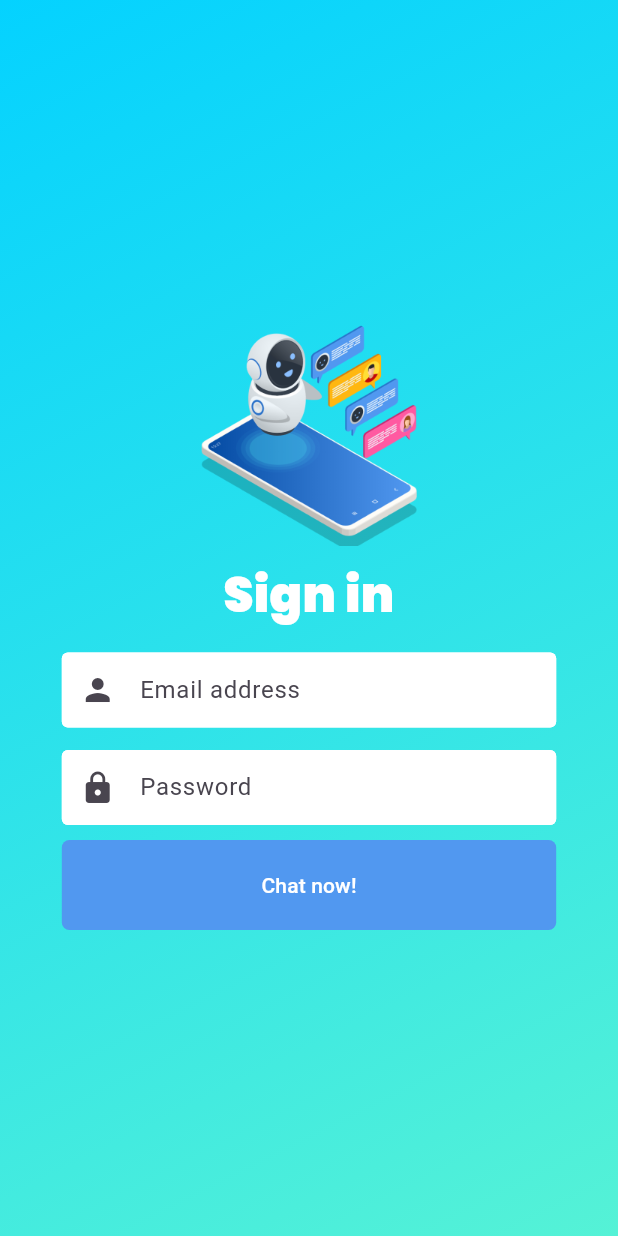
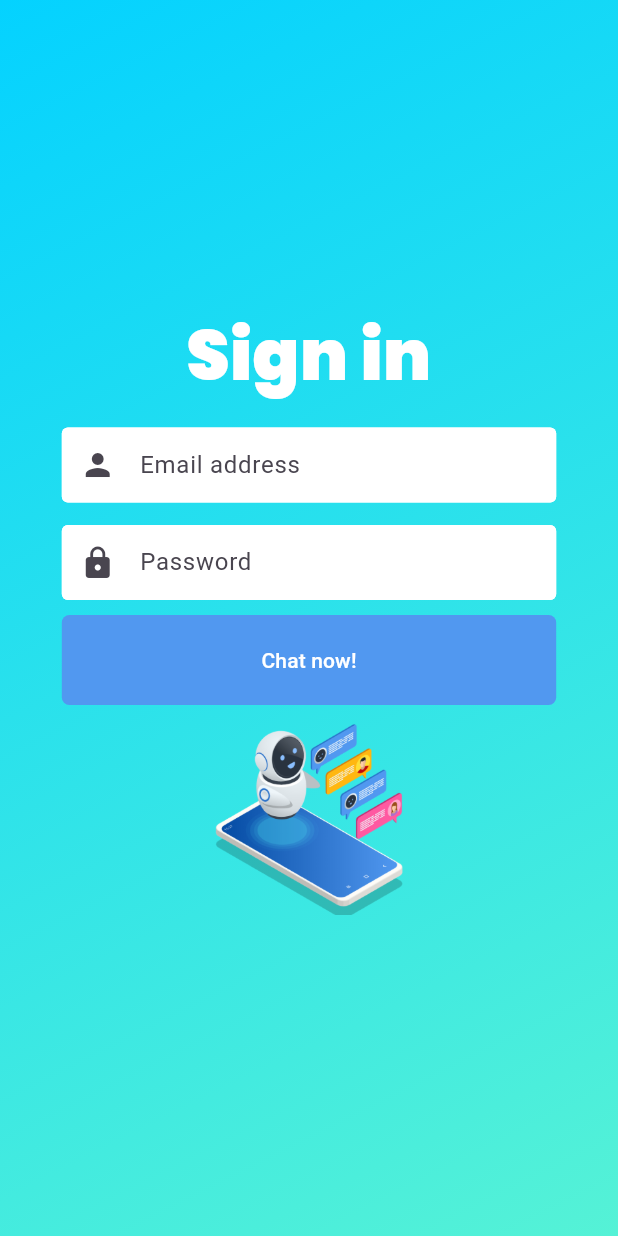
Before and after one commit to Isagani-lapira/chat_app, a Flutter app: the screen it shows after launch, after a tap on "Chat now!", on a phone screen of 412 x 824 dp. Run offline on Flutter 3.47's test engine with Material 3 defaults, Android fonts, the phone set to English and light mode, and no system bars; our stand-ins replace animated_text_kit, rive.

Commit message:
Add: animation to text title and bring back the riv animation

```diff
--- a/chat_app/lib/screen/login_screen.dart
+++ b/chat_app/lib/screen/login_screen.dart
@@ -3,6 +3,7 @@ import 'package:chat_app/widgets/chatnow_button.dart';
 import 'package:chat_app/widgets/logo_widget.dart';
 import 'package:chat_app/widgets/textfield.dart';
 import 'package:flutter/material.dart';
+import 'package:rive/rive.dart';
 
 class LoginScreen extends StatefulWidget {
   static const String id = 'login_screen';
@@ -24,10 +25,6 @@ class _LoginScreenState extends State<LoginScreen> {
         child: Column(
           mainAxisAlignment: MainAxisAlignment.center,
           children: [
-            const Hero(
-              tag: 'Chat_logo',
-              child: ChatLogo(logoSize: 150.0),
-            ),
             const Text(
               'Sign in',
               style: kTitleStyle,
@@ -48,6 +45,13 @@ class _LoginScreenState extends State<LoginScreen> {
               width: MediaQuery.of(context).size.width * 0.8,
               child: ChatNowButton(pressed: () {}),
             ),
+            const SizedBox(
+              height: 150.0,
+              child: Hero(
+                tag: 'Chat_logo',
+                child: ChatLogo(logoSize: 100),
+              ),
+            ),
           ],
         ),
       ),
--- a/chat_app/lib/screen/welcome_screen.dart
+++ b/chat_app/lib/screen/welcome_screen.dart
@@ -5,7 +5,7 @@ import 'package:chat_app/utilities/const.dart';
 import 'package:chat_app/widgets/chatnow_button.dart';
 import 'package:chat_app/widgets/logo_widget.dart';
 import 'package:flutter/material.dart';
-import 'package:flutter/scheduler.dart';
+import 'package:animated_text_kit/animated_text_kit.dart';
 import 'package:flutter/services.dart';
 import 'package:rive/rive.dart';
 
@@ -22,17 +22,18 @@ class _WelcomeScreenState extends State<WelcomeScreen>
   late bool isBuildCompleted = false;
   late AnimationController _controller;
   late Animation _animation;
+  late Future<void> _future;
+  late bool _isButtonVisible = false;
   @override
   void initState() {
     super.initState();
 
+    _future = loadAnimation();
     animationBackground();
-    //change the riv into image
-    Timer(const Duration(seconds: 4), () {
-      setState(() {
-        isBuildCompleted = true;
-      });
-    });
+  }
+
+  Future<void> loadAnimation() async {
+    await Future.delayed(const Duration(seconds: 6));
   }
 
   void animationBackground() {
@@ -44,6 +45,14 @@ class _WelcomeScreenState extends State<WelcomeScreen>
       parent: _controller,
       curve: Curves.easeInQuart,
     );
+
+    _animation.addStatusListener((status) {
+      if (status == AnimationStatus.completed) {
+        setState(() {
+          _isButtonVisible = true;
+        }); //show button
+      }
+    });
     _controller.forward();
     _controller.addListener(() {
       setState(() {});
@@ -74,22 +83,37 @@ class _WelcomeScreenState extends State<WelcomeScreen>
               children: [
                 SizedBox(
                   height: 350,
-                  child: (isBuildCompleted == false)
-                      ? const RiveAnimation.asset('assets/animated_chatbot.riv')
-                      : const Hero(
-                          tag: 'Chat_logo',
-                          child: ChatLogo(logoSize: 350.0),
-                        ),
+                  child: FutureBuilder(
+                    future: _future,
+                    builder: ((context, snapshot) {
+                      if (snapshot.connectionState == ConnectionState.waiting) {
+                        return const RiveAnimation.asset(
+                            'assets/animated_chatbot.riv');
+                      }
+                      return const Hero(
+                        tag: 'Chat_logo',
+                        child: ChatLogo(logoSize: 250),
+                      );
+                    }),
+                  ),
                 ),
-                const Text(
-                  'ChatRoom!',
+                DefaultTextStyle(
                   style: kTitleStyle,
                   textAlign: TextAlign.center,
+                  child: AnimatedTextKit(
+                    animatedTexts: [
+                      ScaleAnimatedText('CHAT ROOM!'),
+                    ],
+                    repeatForever: true,
+                  ),
                 ),
               ],
             ),
-            ChatNowButton(
-              pressed: () => Navigator.pushNamed(context, LoginScreen.id),
+            Visibility(
+              visible: _isButtonVisible,
+              child: ChatNowButton(
+                pressed: () => Navigator.pushNamed(context, LoginScreen.id),
+              ),
             )
           ],
         ),
--- a/chat_app/lib/utilities/const.dart
+++ b/chat_app/lib/utilities/const.dart
@@ -13,7 +13,7 @@ LinearGradient kLinearGradient({double opacity = 1.0}) {
 
 const TextStyle kTitleStyle = TextStyle(
   fontFamily: 'Poppins',
-  fontSize: 32.0,
+  fontSize: 46.0,
   color: Colors.white,
 );
 
--- a/chat_app/pubspec.yaml
+++ b/chat_app/pubspec.yaml
@@ -36,6 +36,7 @@ dependencies:
   # Use with the CupertinoIcons class for iOS style icons.
   cupertino_icons: ^1.0.2
   rive: ^0.12.4
+  animated_text_kit: ^4.2.2
 
 dev_dependencies:
   flutter_test:
```
